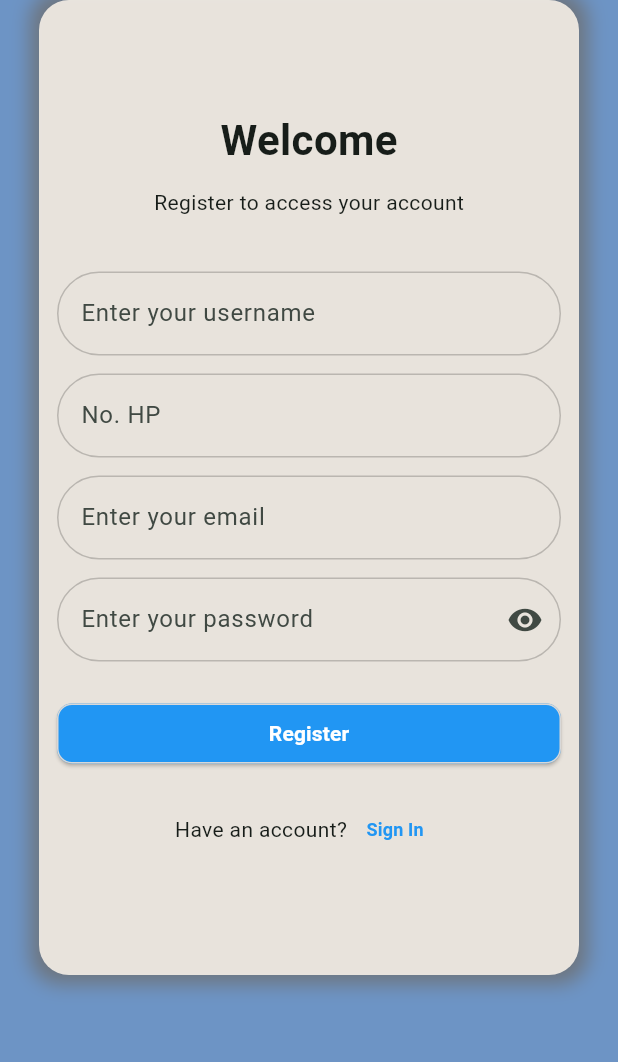
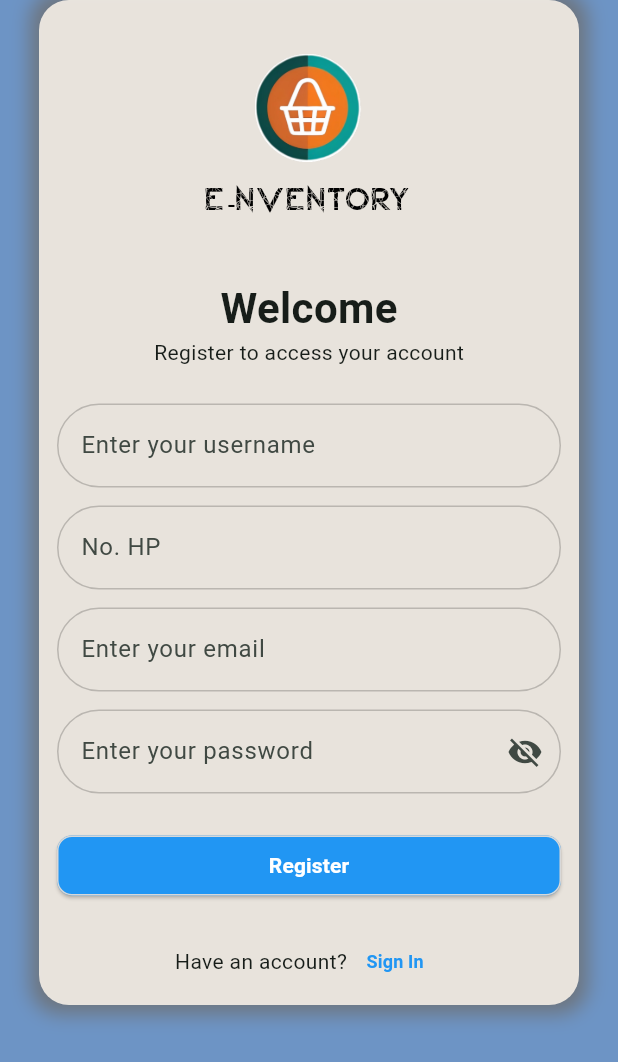
Before and after one commit to yogaperdana2308/E-Nventory, a Flutter app: the screen it shows after launch, after a tap on "Remember me", after a tap on "Login", after a tap on "Sign Up", on a phone screen of 412 x 824 dp. Shown: the top 1062 px of the screen. Run offline on Flutter 3.47's test engine with Material 3 defaults, Android fonts, the light colour scheme and no system bars; our stand-ins replace animate_do, curved_navigation_bar, fluttertoast, shared_preferences, sqflite; accounts and stored records are empty.

Commit message:
abis nambahin splash screen sama tampilan register

```diff
--- a/lib/main.dart
+++ b/lib/main.dart
@@ -3,21 +3,21 @@ import 'package:enventory/view/edit_profile.dart';
 import 'package:enventory/view/home_screen.dart';
 import 'package:enventory/view/login_screen.dart';
 import 'package:enventory/view/register_screen.dart';
+import 'package:enventory/view/splash_screen.dart';
 import 'package:flutter/material.dart';
 import 'package:intl/date_symbol_data_local.dart';
-import 'package:shared_preferences/shared_preferences.dart';
 
 void main() async {
   WidgetsFlutterBinding.ensureInitialized();
   await initializeDateFormatting('id_ID', null);
-  final prefs = await SharedPreferences.getInstance();
-  final bool isLogin = prefs.getBool('isLogin') ?? false;
-  runApp(MyApp(isLogin: isLogin));
+  // final prefs = await SharedPreferences.getInstance();
+  // final bool isLogin = prefs.getBool('isLogin') ?? false;
+  // runApp(MyApp(isLogin: isLogin));
+  runApp(MyApp());
 }
 
 class MyApp extends StatelessWidget {
-  final bool isLogin;
-  const MyApp({super.key, required this.isLogin});
+  const MyApp({super.key});
   @override
   Widget build(BuildContext context) {
     return MaterialApp(
@@ -33,7 +33,7 @@ class MyApp extends StatelessWidget {
       theme: ThemeData(
         colorScheme: ColorScheme.fromSeed(seedColor: Colors.greenAccent),
       ),
-      home: isLogin ? NavBottom() : LoginScreenProject(),
+      home: SplashScreen(),
     );
   }
 }
--- a/lib/view/bottom_navigasi.dart
+++ b/lib/view/bottom_navigasi.dart
@@ -28,11 +28,12 @@ class _NavBottomState extends State<NavBottom> {
 
       bottomNavigationBar: CurvedNavigationBar(
         animationCurve: Easing.legacyDecelerate,
-        backgroundColor: Color(0xFF00BCD4).withOpacity(0.04),
+
+        backgroundColor: Color(0xff6D94C5),
         items: <Widget>[
           Icon(Icons.home_outlined, color: Colors.blue, size: 24),
+          Icon(Icons.sell_outlined, color: Colors.blue, size: 24),
           Icon(Icons.shopping_cart_outlined, color: Colors.blue, size: 24),
-          Icon(Icons.outbox_outlined, color: Colors.blue, size: 24),
           Icon(Icons.settings_outlined, color: Colors.blue, size: 24),
         ],
         onTap: (index) {
--- a/lib/view/home_screen.dart
+++ b/lib/view/home_screen.dart
@@ -253,7 +253,7 @@ class _HomePageProjectState extends State<HomePageProject> {
                   SizedBox(width: 16),
                   tambahJualButton(
                     label: "Jual Barang",
-                    icon: Icons.shopping_cart_outlined,
+                    icon: Icons.sell_outlined,
                     color: Colors.blue.withOpacity(0.6), // biru toska
                     tujuan: JualBarang(),
                   ),
--- a/lib/view/register_screen.dart
+++ b/lib/view/register_screen.dart
@@ -18,7 +18,7 @@ class _RegisterScreenProjectState extends State<RegisterScreenProject> {
   final TextEditingController emailC = TextEditingController();
   final TextEditingController passwordC = TextEditingController();
 
-  bool isVisibility = false;
+  bool isVisibility = true;
   @override
   Widget build(BuildContext context) {
     return Scaffold(body: Stack(children: [buildBackground(), buildLayer()]));
@@ -34,7 +34,7 @@ class _RegisterScreenProjectState extends State<RegisterScreenProject> {
           children: [
             Center(
               child: Container(
-                height: 650,
+                height: 670,
                 width: 360,
                 decoration: BoxDecoration(
                   color: Color(0xffF5EFE6).withOpacity(0.9),
@@ -61,6 +61,26 @@ class _RegisterScreenProjectState extends State<RegisterScreenProject> {
                       child: Column(
                         mainAxisAlignment: MainAxisAlignment.center,
                         children: [
+                          SizedBox(height: 24),
+                          SizedBox(
+                            height: 72,
+                            width: 72,
+                            child: Image(
+                              image: AssetImage(
+                                'assets/images/logo_sementara1.png',
+                              ),
+                            ),
+                          ),
+                          SizedBox(height: 12),
+                          Text(
+                            'e-Nventory',
+                            style: TextStyle(
+                              fontSize: 20,
+                              color: Colors.black,
+                              fontFamily: 'Inter',
+                            ),
+                          ),
+                          SizedBox(height: 36),
                           Text(
                             "Welcome",
                             style: TextStyle(
@@ -68,9 +88,8 @@ class _RegisterScreenProjectState extends State<RegisterScreenProject> {
                               fontWeight: FontWeight.bold,
                             ),
                           ),
+                          Text("Register to access your account"),
                           height(12),
-                          Text("Register to access your account"),
-                          height(24),
                           buildTitle("Username"),
                           height(12),
                           buildTextField(
@@ -219,7 +238,7 @@ class _RegisterScreenProjectState extends State<RegisterScreenProject> {
     return TextFormField(
       validator: validator,
       controller: controller,
-      obscureText: isPassword ? isVisibility : false,
+      obscureText: isPassword ? isVisibility : true,
       decoration: InputDecoration(
         hintText: hintText,
         border: OutlineInputBorder(
--- a/lib/view/splash_screen.dart
+++ b/lib/view/splash_screen.dart
@@ -1,26 +1,98 @@
-// import 'package:enventory/view/home_screen.dart';
-// import 'package:flutter/material.dart';
+import 'package:animate_do/animate_do.dart';
+import 'package:enventory/preferences/preferencesHandler.dart';
+import 'package:enventory/view/bottom_navigasi.dart';
+import 'package:enventory/view/login_screen.dart';
+import 'package:flutter/material.dart';
 
-// class SplashScreen extends StatefulWidget {
-//   const SplashScreen({super.key});
+class SplashScreen extends StatefulWidget {
+  const SplashScreen({super.key});
 
-//   @override
-//   State<SplashScreen> createState() => _SplashScreenState();
-// }
+  @override
+  State<SplashScreen> createState() => _SplashScreenState();
+}
 
-// class _SplashScreenState extends State<SplashScreen> {
-//   @override
-//   void initState() {
-//     super.initState();
-//      time( Duration(seconds: 3), () {
-//       Navigator.pushReplacement(
-//         context,
-//         MaterialPageRoute(builder: (context) => HomePageProject()),
-//       );
-//     });
+class _SplashScreenState extends State<SplashScreen> {
+  @override
+  void initState() {
+    super.initState();
+    isLoginFunction();
+  }
 
-//     Widget (BuildContext context) {
-//       return Container();
-//     }
-//   }
-// }
+  isLoginFunction() async {
+    // Tambah sedikit delay agar animasi dan loading bar sempat tampil
+    await Future.delayed(const Duration(seconds: 3));
+    var isLogin = await PreferenceHandler.getLogin();
+    if (isLogin != null && isLogin == true) {
+      Navigator.pushAndRemoveUntil(
+        context,
+        MaterialPageRoute(builder: (context) => const NavBottom()),
+        (route) => false,
+      );
+    } else {
+      Navigator.pushAndRemoveUntil(
+        context,
+        MaterialPageRoute(builder: (context) => const LoginScreenProject()),
+        (route) => false,
+      );
+    }
+  }
+
+  @override
+  Widget build(BuildContext context) {
+    return Scaffold(
+      body: Container(
+        decoration: const BoxDecoration(
+          gradient: LinearGradient(
+            begin: Alignment.topCenter,
+            end: Alignment.bottomCenter,
+            colors: [Color(0xff256BE8), Color(0xff1CE2DA)],
+          ),
+        ),
+        width: double.infinity,
+        height: double.infinity,
+        child: Column(
+          mainAxisAlignment: MainAxisAlignment.center,
+          children: [
+            ZoomIn(
+              duration: const Duration(milliseconds: 3000),
+              child: CircleAvatar(
+                radius: 100,
+                backgroundImage: const AssetImage(
+                  "assets/images/logo_sementara1.png",
+                ),
+              ),
+            ),
+
+            const SizedBox(height: 72),
+
+            // Animasi loading bar muncul dari bawah
+            FadeInUp(
+              duration: const Duration(milliseconds: 1200),
+              child: Column(
+                children: const [
+                  SizedBox(
+                    width: 200,
+                    child: LinearProgressIndicator(
+                      backgroundColor: Colors.white24,
+                      color: Colors.white,
+                      minHeight: 5,
+                    ),
+                  ),
+                  SizedBox(height: 10),
+                  Text(
+                    "Loading...",
+                    style: TextStyle(
+                      color: Colors.white,
+                      fontSize: 16,
+                      letterSpacing: 1.2,
+                    ),
+                  ),
+                ],
+              ),
+            ),
+          ],
+        ),
+      ),
+    );
+  }
+}
--- a/lib/widget/tambahjual_button.dart
+++ b/lib/widget/tambahjual_button.dart
@@ -28,7 +28,7 @@ class tambahJualButton extends StatelessWidget {
       },
       borderRadius: BorderRadius.circular(30),
       child: Container(
-        padding: const EdgeInsets.symmetric(horizontal: 22, vertical: 14),
+        padding: EdgeInsets.symmetric(horizontal: 22, vertical: 14),
         decoration: BoxDecoration(
           color: color,
           borderRadius: BorderRadius.circular(30),
--- a/pubspec.yaml
+++ b/pubspec.yaml
@@ -28,6 +28,7 @@ environment:
 # the latest version available on pub.dev. To see which dependencies have newer
 # versions available, run `flutter pub outdated`.
 dependencies:
+  animate_do: ^4.2.0
   animated_bottom_navigation_bar: ^1.4.0
   cupertino_icons: ^1.0.8
   curved_navigation_bar: ^1.0.6
```
Also changed, not shown: lib/widget/information_button.dart (added, +62 -0 lines), lib/widget/information_page.dart (added, +62 -0 lines), assets/images/logo_sementara.png (added), assets/images/logo_sementara1.png (added), pubspec.lock, 1 other file.
